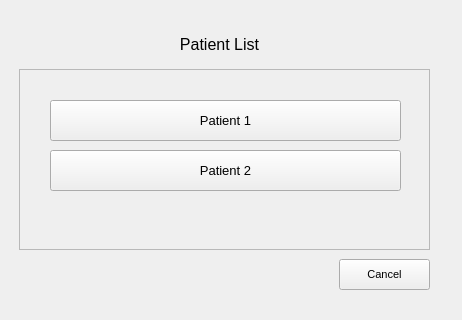
First picture: the form in defaultWindow.ui, repository Team-Pivot/goniometer-device, before the edit.
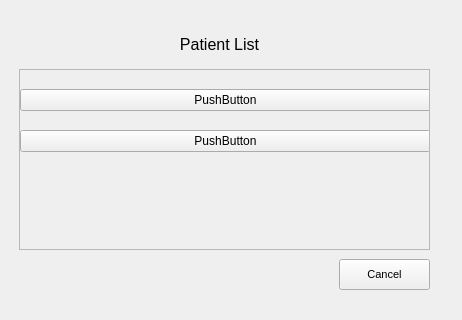
Second picture: the form after the edit. The open tabs and pages were chosen to show the change.

Commit message: got scrolling on patient list to work

```diff
--- a/defaultWindow.ui
+++ b/defaultWindow.ui
@@ -145,41 +145,37 @@
            <height>179</height>
           </rect>
          </property>
-         <widget class="QPushButton" name="patient1_2">
+         <widget class="QWidget" name="verticalLayoutWidget">
           <property name="geometry">
            <rect>
-            <x>30</x>
-            <y>30</y>
-            <width>351</width>
-            <height>41</height>
+            <x>0</x>
+            <y>0</y>
+            <width>411</width>
+            <height>101</height>
            </rect>
           </property>
-          <property name="font">
-           <font>
-            <pointsize>10</pointsize>
-           </font>
-          </property>
-          <property name="text">
-           <string>Patient 1</string>
-          </property>
-         </widget>
-         <widget class="QPushButton" name="patient2_2">
-          <property name="geometry">
-           <rect>
-            <x>30</x>
-            <y>80</y>
-            <width>351</width>
-            <height>41</height>
-           </rect>
-          </property>
-          <property name="font">
-           <font>
-            <pointsize>10</pointsize>
-           </font>
-          </property>
-          <property name="text">
-           <string>Patient 2</string>
-          </property>
+          <layout class="QVBoxLayout" name="verticalLayout">
+           <property name="spacing">
+            <number>0</number>
+           </property>
+           <property name="topMargin">
+            <number>0</number>
+           </property>
+           <item>
+            <widget class="QPushButton" name="pushButton">
+             <property name="text">
+              <string>PushButton</string>
+             </property>
+            </widget>
+           </item>
+           <item>
+            <widget class="QPushButton" name="pushButton_2">
+             <property name="text">
+              <string>PushButton</string>
+             </property>
+            </widget>
+           </item>
+          </layout>
          </widget>
         </widget>
        </widget>
```
Left out of the diff: 2 changed lines with no effect on the pictures. The commit also changes 3 other files.
